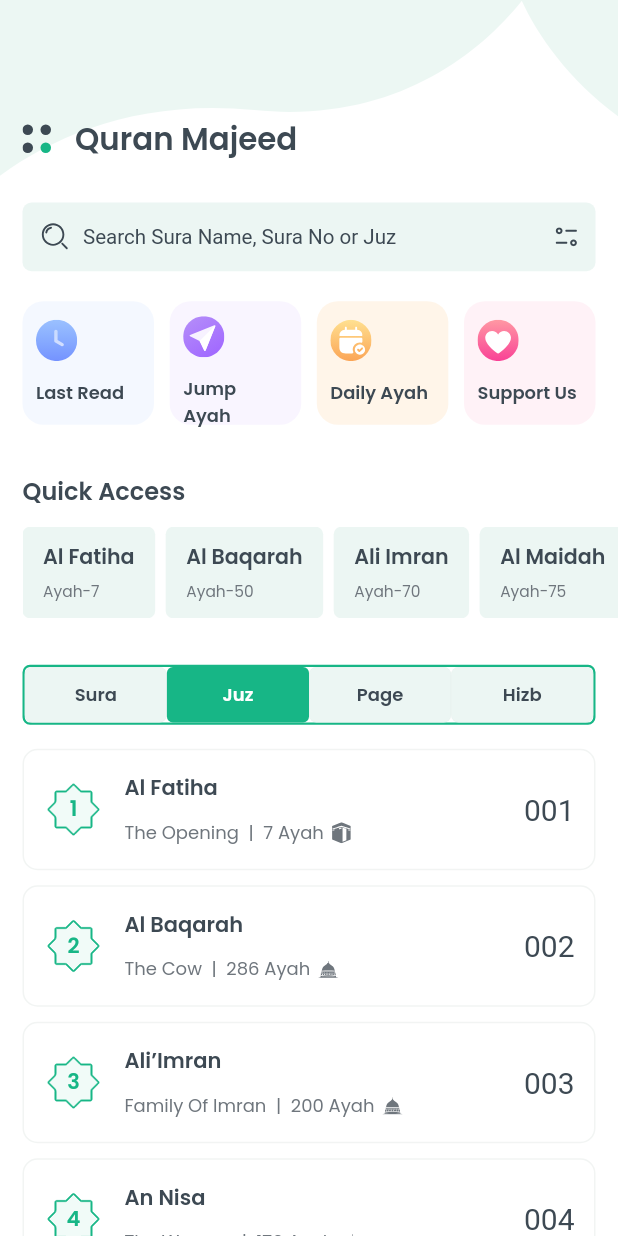
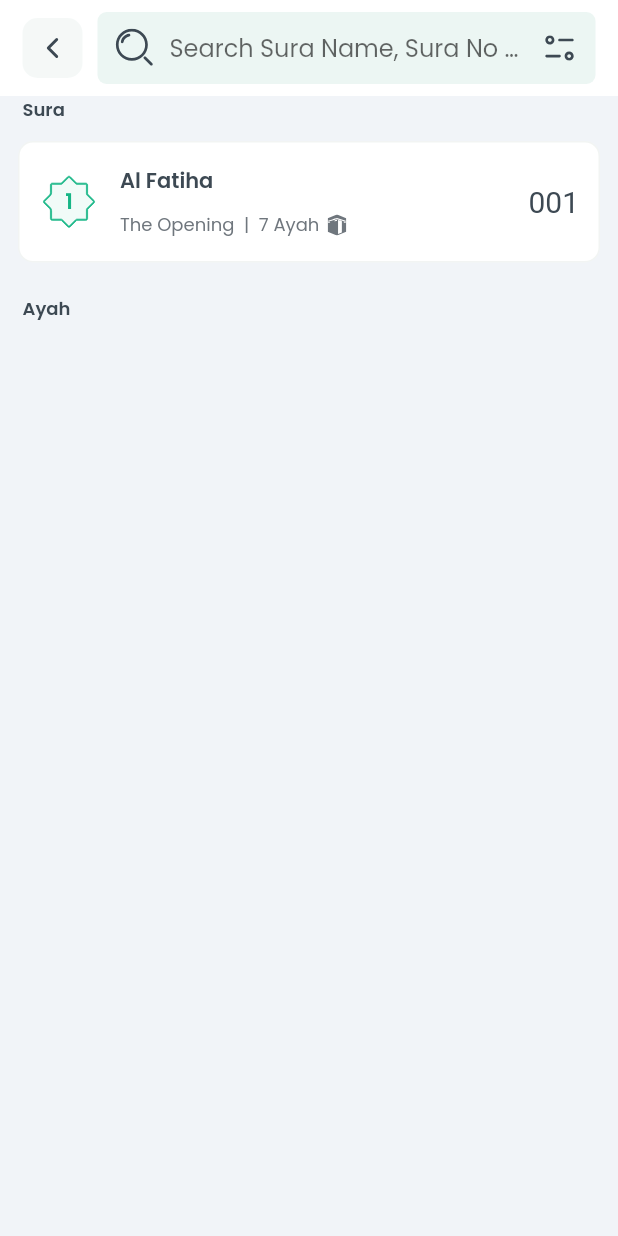
Before and after one commit to royalcourtbd/project_quran, a Flutter app: the screen it shows after launch, after a tap on "Juz", on a phone screen of 412 x 824 dp. Run offline on Flutter 3.47's test engine with Material 2 defaults, Android fonts, the light colour scheme and no system bars; our stand-ins replace flutter_svg, get, google_fonts, responsive_sizer; Roboto replaces fonts that are missing (SurahName).

Commit message:
search page

```diff
--- a/lib/buisness_logic/controllers/tab_button_controller.dart
+++ b/lib/buisness_logic/controllers/tab_button_controller.dart
@@ -2,4 +2,5 @@
 
 class TabButtonController extends GetxController {
   RxInt currentIndex = 0.obs;
+  RxInt quickAccessCurrentIndex = 0.obs;
 }
--- a/lib/core/assets/svg_path.dart
+++ b/lib/core/assets/svg_path.dart
@@ -9,4 +9,6 @@
   static const String icSurahIndex = 'assets/images/ic_surah_index.svg';
   static const String icSearch = 'assets/images/ic_search.svg';
   static const String icFilter = 'assets/images/ic_filter.svg';
+  static const String icArrowBack = 'assets/images/ic_arrow_back.svg';
+  static const String icArrowForword = 'assets/images/arrow_forword.svg';
 }
--- a/lib/presentation/home/home_page.dart
+++ b/lib/presentation/home/home_page.dart
@@ -9,6 +9,8 @@
 import 'package:project_quran/presentation/home/widgets/search_section.dart';
 import 'package:project_quran/presentation/home/widgets/surah_list_widget.dart';
 import 'package:project_quran/presentation/home/widgets/tab_button.dart';
+import 'package:project_quran/presentation/quick_access/quick_access_page.dart';
+import 'package:project_quran/presentation/search/search_page.dart';
 import 'package:responsive_sizer/responsive_sizer.dart';
 
 class HomePage extends StatelessWidget {
@@ -106,6 +108,7 @@
                             index: 0,
                             onTap: () {
                               tabButtonController.currentIndex.value = 0;
+                              Get.to(() => QuickAccessPage());
                             },
                           ),
                           SizedBox(width: 0.02.px),
@@ -114,6 +117,7 @@
                             index: 1,
                             onTap: () {
                               tabButtonController.currentIndex.value = 1;
+                              Get.to(() => const SearchPage());
                             },
                           ),
                           TabButton(
--- /dev/null
+++ b/lib/presentation/search/search_page.dart
@@ -0,0 +1,47 @@
+import 'package:flutter/material.dart';
+import 'package:project_quran/presentation/search/widgets/search_section.dart';
+import 'package:project_quran/presentation/search/widgets/single_sura_view_widget.dart';
+import 'package:responsive_sizer/responsive_sizer.dart';
+
+class SearchPage extends StatelessWidget {
+  const SearchPage({super.key});
+
+  @override
+  Widget build(BuildContext context) {
+    return Scaffold(
+      backgroundColor: const Color(0xffF1F4F8),
+      body: SafeArea(
+        child: Column(
+          crossAxisAlignment: CrossAxisAlignment.start,
+          children: [
+            const Search(),
+            const SectionTitle(
+              text: 'Sura',
+            ),
+            const SingleSuraViewWidget(),
+            SizedBox(
+              height: 10.px,
+            ),
+            const SectionTitle(text: 'Ayah')
+          ],
+        ),
+      ),
+    );
+  }
+}
+
+class SectionTitle extends StatelessWidget {
+  final String text;
+  const SectionTitle({super.key, required this.text});
+
+  @override
+  Widget build(BuildContext context) {
+    return Padding(
+      padding: EdgeInsets.only(left: 15.px),
+      child: Text(
+        text,
+        style: Theme.of(context).textTheme.bodyMedium!,
+      ),
+    );
+  }
+}
--- /dev/null
+++ b/lib/presentation/search/widgets/search_section.dart
@@ -0,0 +1,90 @@
+import 'package:flutter/material.dart';
+import 'package:flutter_svg/flutter_svg.dart';
+import 'package:get/get.dart';
+import 'package:project_quran/core/assets/svg_path.dart';
+import 'package:project_quran/presentation/config/quran_colors.dart';
+import 'package:responsive_sizer/responsive_sizer.dart';
+
+class Search extends StatelessWidget {
+  const Search({
+    super.key,
+  });
+
+  @override
+  Widget build(BuildContext context) {
+    return Container(
+      alignment: Alignment.center,
+      height: 64.px,
+      padding: EdgeInsets.only(left: 15.px),
+      decoration: const BoxDecoration(
+        color: QuranColors.whiteColor,
+      ),
+      child: Row(
+        children: [
+          GestureDetector(
+            onTap: () {
+              print('object');
+              Get.back();
+            },
+            child: Container(
+              height: 40.px,
+              width: 40.px,
+              alignment: Alignment.center,
+              decoration: BoxDecoration(
+                color: const Color(0xffD6E5E1).withOpacity(0.25.px),
+                borderRadius: BorderRadius.circular(10.px),
+              ),
+              child: SvgPicture.asset(SvgPath.icArrowForword),
+            ),
+          ),
+          Expanded(
+            child: Container(
+              padding: EdgeInsets.only(left: 10.px, right: 15.px),
+              alignment: Alignment.center,
+              //height: 60.px,
+              decoration: const BoxDecoration(),
+              child: TextFormField(
+                decoration: InputDecoration(
+                  contentPadding: EdgeInsets.only(
+                    top: 10.px,
+                    bottom: 10.px,
+                  ),
+                  filled: true,
+                  border: OutlineInputBorder(
+                    borderRadius: BorderRadius.circular(6.px),
+                    borderSide: BorderSide.none,
+                  ),
+                  fillColor: QuranColors.whiteAntiFlash,
+                  errorBorder: InputBorder.none,
+                  enabledBorder: OutlineInputBorder(
+                    borderRadius: BorderRadius.circular(6.px),
+                    borderSide: BorderSide.none,
+                  ),
+                  focusedBorder: OutlineInputBorder(
+                    borderRadius: BorderRadius.circular(6.px),
+                    borderSide: BorderSide.none,
+                  ),
+                  disabledBorder: InputBorder.none,
+                  focusedErrorBorder: InputBorder.none,
+                  hintText: 'Search Sura Name, Sura No or Juz',
+                  suffixIcon: Padding(
+                    padding: EdgeInsets.all(14.0.px),
+                    child: SvgPicture.asset(
+                      SvgPath.icFilter,
+                    ),
+                  ),
+                  prefixIcon: Padding(
+                    padding: EdgeInsets.all(11.0.px),
+                    child: SvgPicture.asset(
+                      SvgPath.icSearch,
+                    ),
+                  ),
+                ),
+              ),
+            ),
+          )
+        ],
+      ),
+    );
+  }
+}
--- /dev/null
+++ b/lib/presentation/search/widgets/single_sura_view_widget.dart
@@ -0,0 +1,95 @@
+import 'package:flutter/material.dart';
+import 'package:flutter_svg/flutter_svg.dart';
+import 'package:project_quran/core/assets/svg_path.dart';
+import 'package:project_quran/presentation/config/quran_colors.dart';
+import 'package:project_quran/presentation/home/list/all_surah_list.dart';
+import 'package:responsive_sizer/responsive_sizer.dart';
+
+class SingleSuraViewWidget extends StatelessWidget {
+  const SingleSuraViewWidget({
+    super.key,
+  });
+
+  @override
+  Widget build(BuildContext context) {
+    return Padding(
+      padding: EdgeInsets.symmetric(horizontal: 12.px, vertical: 12.px),
+      child: Container(
+        padding: EdgeInsets.symmetric(vertical: 15.px, horizontal: 13.px),
+        decoration: BoxDecoration(
+          color: Theme.of(context).cardColor,
+          borderRadius: BorderRadius.circular(10.px),
+          border: Border.all(
+            color: const Color(0xff537967).withOpacity(0.08.px),
+          ),
+        ),
+        child: Row(
+          mainAxisAlignment: MainAxisAlignment.spaceBetween,
+          children: [
+            Row(
+              children: [
+                Stack(
+                  alignment: Alignment.center,
+                  children: [
+                    SvgPicture.asset(SvgPath.icSurahIndex),
+                    Text(
+                      allSurahList[0].surahNo.toString(),
+                      style: Theme.of(context).textTheme.bodyMedium!.copyWith(
+                          color: Theme.of(context).primaryColor,
+                          fontSize: 14.px),
+                    ),
+                  ],
+                ),
+                SizedBox(
+                  width: 14.px,
+                ),
+                Column(
+                  crossAxisAlignment: CrossAxisAlignment.start,
+                  mainAxisAlignment: MainAxisAlignment.center,
+                  children: [
+                    Text(
+                      allSurahList[0].surahNameEn,
+                      style: Theme.of(context).textTheme.bodyMedium!.copyWith(
+                            fontSize: 14.px,
+                          ),
+                    ),
+                    SizedBox(height: 10.px),
+                    Row(
+                      children: [
+                        Text(
+                          '${allSurahList[0].nameTranslation}  |  ${allSurahList[0].ayah} Ayah',
+                          style:
+                              Theme.of(context).textTheme.bodyMedium!.copyWith(
+                                    color: QuranColors.auroMetalSaurus,
+                                    fontSize: 12.px,
+                                    fontWeight: FontWeight.w400,
+                                  ),
+                        ),
+                        SizedBox(
+                          width: 5.px,
+                        ),
+                        SvgPicture.asset(
+                          allSurahList[0].revelationType,
+                          height: 15.px,
+                          width: 14.px,
+                        ),
+                      ],
+                    )
+                  ],
+                ),
+              ],
+            ),
+            Text(
+              allSurahList[0].surahNameAr,
+              style: TextStyle(
+                fontFamily: 'SurahName',
+                fontSize: 20.px,
+                fontWeight: FontWeight.w400,
+              ),
+            ),
+          ],
+        ),
+      ),
+    );
+  }
+}
```
Also changed, not shown: lib/presentation/quick_access/quick_access_page.dart (added, +162 -0 lines), lib/presentation/quick_access/widgets/quick_acces_page_surah_list_widget copy.dart (added, +169 -0 lines), assets/images/arrow_forword.svg (added), assets/images/ic_arrow_back.svg (added).
